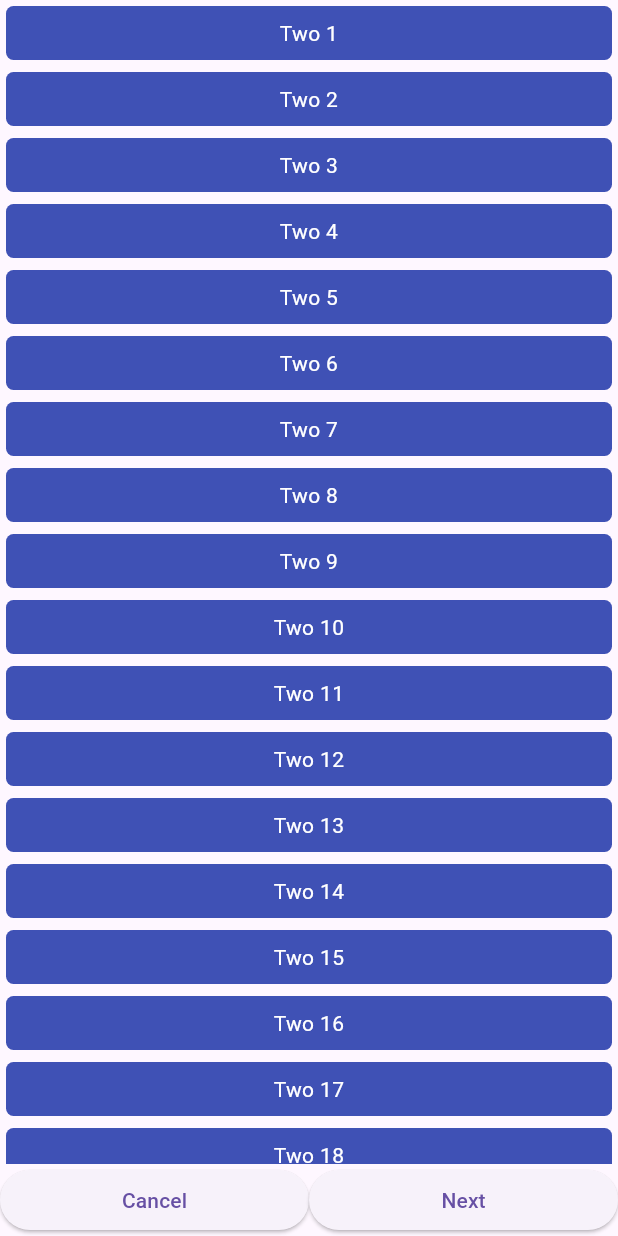
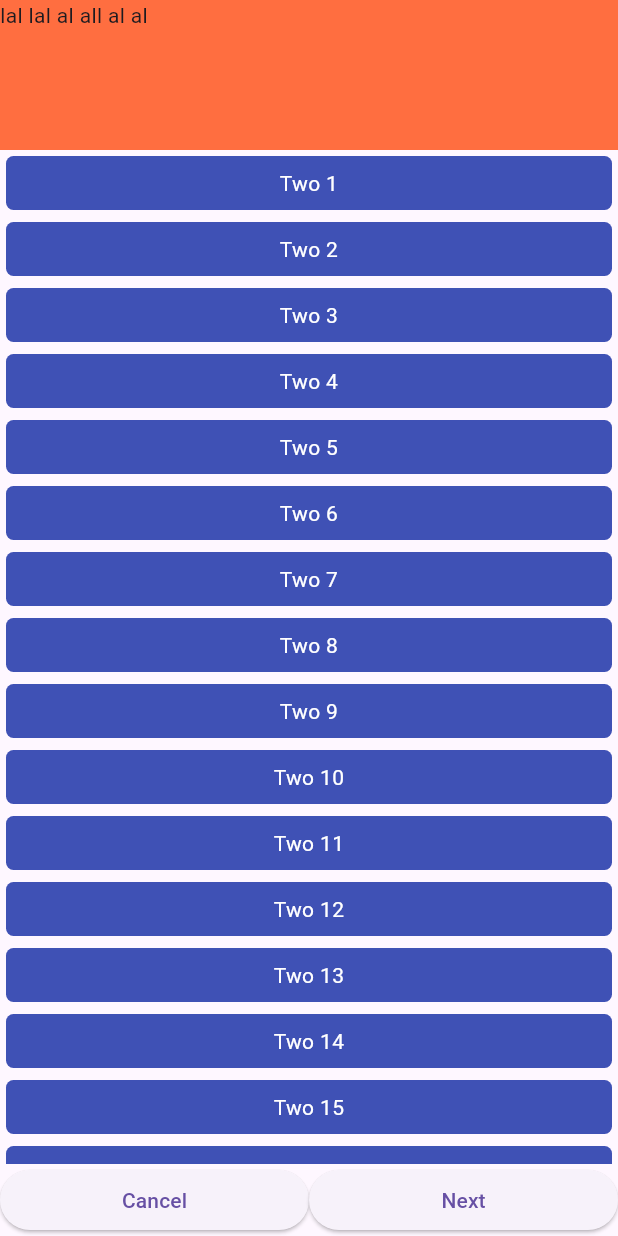
Before and after one commit to MdAbdullahAlMahmud/OfcPratise, a Flutter app: the screen it shows after launch, on a phone screen of 412 x 824 dp. Run offline on Flutter 3.47's test engine with Material 3 defaults, Android fonts, the phone set to English and light mode, and no system bars.

Commit message:
using sliver list

```diff
--- a/lib/main.dart
+++ b/lib/main.dart
@@ -31,86 +31,34 @@ class MyHomePage extends StatefulWidget {
 }
 
 class _MyHomePageState extends State<MyHomePage> {
-
-
   @override
   Widget build(BuildContext context) {
-    final firstChild = Container(
-      margin: EdgeInsets.all(4),
-      color: Colors.lightGreenAccent, width: MediaQuery
-        .of(context)
-        .size
-        .width, child: Padding(
-      padding: const EdgeInsets.all(8.0),
-      child: Text("One", textAlign: TextAlign.center),
-    ),);
-    final secondChild = Container(
-      margin: EdgeInsets.all(4),
-      color: Colors.redAccent, width: MediaQuery
-        .of(context)
-        .size
-        .width, child: Padding(
-      padding: const EdgeInsets.all(8.0),
-      child: Text("Two", textAlign: TextAlign.center),
-    ),);
-
     return Scaffold(
       body: SafeArea(
         child: Column(
           mainAxisAlignment: MainAxisAlignment.spaceBetween,
           children: [
-              Expanded(child:
-              /*SingleChildScrollView(
+            Expanded(
+                child: CustomScrollView(
+                  physics:const  BouncingScrollPhysics(),
                   scrollDirection: Axis.vertical,
-                child: Column(
-                  children: [
-                    Container(
-                      color: Colors.lightBlueAccent,
-                      child: GridView.builder(
-                        physics: NeverScrollableScrollPhysics(),
-                          itemCount: 40,
                   shrinkWrap: true,
-                          itemBuilder: (context,index){return  Item(content: "One ${++index}");
-                          },
-                        gridDelegate:SliverGridDelegateWithFixedCrossAxisCount(
-                          crossAxisCount: 3
-                        ) ,
+                  slivers: <Widget>[
+                    SliverToBoxAdapter(
+                      child: Container(
+                        height: 100,
+                        color: Colors.deepOrangeAccent,
+                        child: Text('lal lal al all al al '),
                       ),
                     ),
-                    Container(
-                      color: Colors.greenAccent,
-                      child: ListView.builder(
-                          physics: NeverScrollableScrollPhysics(),
-                          itemCount: 60,
-                          shrinkWrap: true,
-                          itemBuilder: (context,index){return  Item(content: "Two ${++index}",color: Colors.indigo,);
-                          }),
-                    )
-
-                  ],
-
-                )
-                ,
-              )*/
-
-              CustomScrollView(
-                  physics: BouncingScrollPhysics(),
-                  shrinkWrap: true,
-                  slivers:<Widget> [
-              SliverList(delegate: SliverChildBuilderDelegate(
-                  (context, index){
-              return Item(content: "Two ${++index}",color: Colors.indigo,);},
-                  childCount: 40))
-              /*Container(
-                    color: Colors.greenAccent,
-                    child: SliverList(
+                    SliverList(
                         delegate: SliverChildBuilderDelegate((context, index) {
                       return Item(
                         content: "Two ${++index}",
                         color: Colors.indigo,
                       );
-                    }, childCount: 40))
-                )*/
+                    }, childCount: 40)),
+
 
                   ],
                 )),
@@ -131,11 +79,10 @@ class _MyHomePageState extends State<MyHomePage> {
               ],
             )
           ],
-    ),)
-    , // This trailing comma makes auto-formatting nicer for build methods.
+        ),
+      ), // This trailing comma makes auto-formatting nicer for build methods.
     );
   }
-
 }
 
 class Item extends StatelessWidget {
@@ -146,7 +93,6 @@ class Item extends StatelessWidget {
     super.key,
     required this.content,
     this.color = Colors.deepOrange,
-
   });
 
   @override
@@ -154,16 +100,17 @@ class Item extends StatelessWidget {
     return Container(
       decoration: BoxDecoration(
         color: color,
-        borderRadius: BorderRadius.all(
-            Radius.circular(5.0)
+        borderRadius: BorderRadius.all(Radius.circular(5.0)),
       ),
-      ),
-
       margin: EdgeInsets.all(4),
       child: Padding(
         padding: const EdgeInsets.all(8.0),
-        child: Text(content, textAlign: TextAlign.center,
-          style: TextStyle(color: Colors.white),),
-      ),);
+        child: Text(
+          content,
+          textAlign: TextAlign.center,
+          style: TextStyle(color: Colors.white),
+        ),
+      ),
+    );
   }
 }
```
Lines whose indentation alone changed are shown as unchanged.
